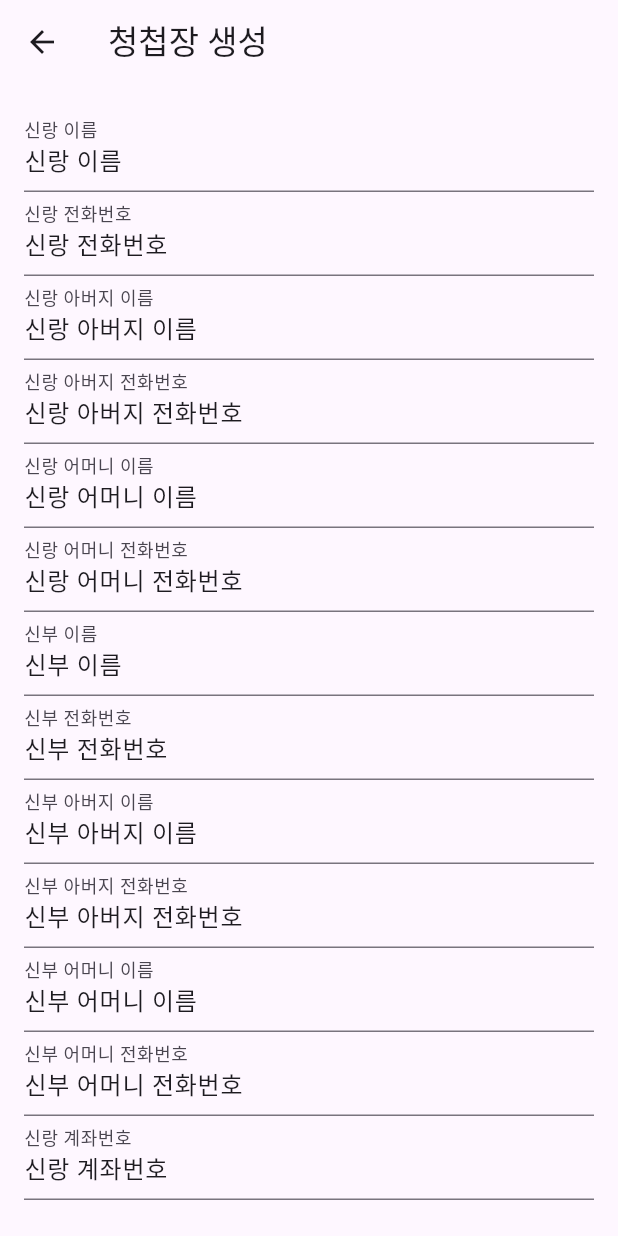
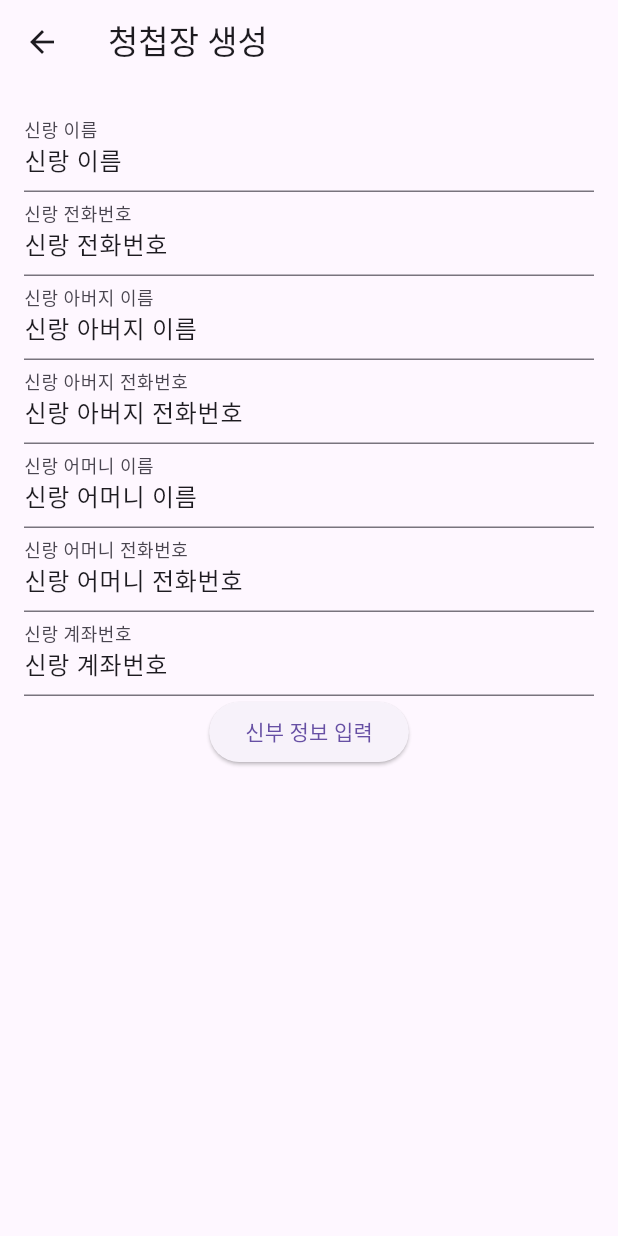
Before and after one commit to sysmae/invitationgen, a Flutter app: the Form1Page screen opened directly, on a phone screen of 412 x 824 dp. Run offline on Flutter 3.47's test engine with Material 3 defaults, Android fonts, the phone set to English and light mode, and no system bars; our stand-ins replace cloud_firestore, firebase_auth, firebase_core, go_router, google_sign_in; missing offline and left inert: kakao_flutter_sdk_common, kpostal; accounts and stored records are empty.

Commit message:
정보 입력 화면 수정

```diff
--- a/lib/form1.dart
+++ b/lib/form1.dart
@@ -15,10 +15,15 @@ class Form1Page extends StatefulWidget {
 }
 
 class _Form1PageState extends State<Form1Page> {
-  final _formKey = GlobalKey<FormState>();
   final FirebaseService _firebaseService = FirebaseService();
   final FirebaseAuth _auth = FirebaseAuth.instance;
 
+  final PageController _pageController = PageController();//page controller and current page valuable
+  int _currentPage = 0;
+
+  final _groomFormKey = GlobalKey<FormState>();
+  final _brideFormKey = GlobalKey<FormState>();
+  final _weddingFormKey = GlobalKey<FormState>();
   // Text field controllers
   final TextEditingController _groomNameController = TextEditingController();
   final TextEditingController _groomPhoneController = TextEditingController();
@@ -151,8 +156,8 @@ class _Form1PageState extends State<Form1Page> {
   }
 
   Future<void> _saveOrUpdateInvitation() async {
-    if (_formKey.currentState!.validate()) {
-      _formKey.currentState!.save();
+    if (_weddingFormKey.currentState!.validate()) {
+      _weddingFormKey.currentState!.save();
       try {
         DateTime weddingDateTime = DateTime(
           _weddingDate.year,
@@ -193,6 +198,30 @@ class _Form1PageState extends State<Form1Page> {
     }
   }
 
+
+
+  void _nextPage(){     //다음 페이지로. 마지막 페이지면 작동 하지 않음
+    if (_currentPage < 2) {
+      setState(() {
+        _currentPage++;
+      });
+      _pageController.nextPage(
+          duration: const Duration(milliseconds: 300), curve: Curves.easeIn);
+    } else {
+      _saveOrUpdateInvitation();
+    }
+  }
+
+  void _prevPage() {  //이전 페이지로. 첫 페이지면 작동하지 않음
+    if (_currentPage > 0) {
+      setState(() {
+        _currentPage--;
+      });
+      _pageController.previousPage(
+          duration: const Duration(milliseconds: 300), curve: Curves.easeOut);
+    }
+  }
+
   @override
   void dispose() {
     _groomNameController.dispose();
@@ -209,6 +238,7 @@ class _Form1PageState extends State<Form1Page> {
     _brideMotherPhoneController.dispose();
     _groomAccountController.dispose();
     _brideAccountController.dispose();
+    _pageController.dispose();
     super.dispose();
   }
 
@@ -217,11 +247,15 @@ class _Form1PageState extends State<Form1Page> {
     return Scaffold(
       appBar: AppBar(
           title: Text(widget.invitationId == null ? '청첩장 생성' : '청첩장 수정')),
-      body: Padding(
+      body: PageView(
+        controller: _pageController,
+        physics: const NeverScrollableScrollPhysics(),
+        children: [
+          Form(
+            key:_groomFormKey,
+            child: Padding(
               padding: const EdgeInsets.all(16.0),
-        child: Form(
-          key: _formKey,
-          child: ListView(
+              child: Column(
                 children: [
                   TextFormField(
                     controller: _groomNameController,
@@ -254,6 +288,27 @@ class _Form1PageState extends State<Form1Page> {
                     validator: (value) => value!.isEmpty ? '전화번호를 입력하세요.' : null,
                   ),
                   TextFormField(
+                    controller: _groomAccountController,
+                    decoration: const InputDecoration(labelText: '신랑 계좌번호'),
+                    validator: (value) => value!.isEmpty ? '계좌번호를 입력하세요.' : null,
+                  ),
+                  ElevatedButton(
+                      onPressed: (){
+                        _nextPage();
+                      },
+                      child: Text('신부 정보 입력')
+                  )
+                ],
+              )
+            ),
+          ),
+          Form(
+            key: _brideFormKey,
+            child: Padding(
+              padding: const EdgeInsets.all(16.0),
+              child: Column(
+                children: [
+                  TextFormField(
                     controller: _brideNameController,
                     decoration: const InputDecoration(labelText: '신부 이름'),
                     validator: (value) => value!.isEmpty ? '이름을 입력하세요.' : null,
@@ -284,54 +339,63 @@ class _Form1PageState extends State<Form1Page> {
                     validator: (value) => value!.isEmpty ? '전화번호를 입력하세요.' : null,
                   ),
                   TextFormField(
-                controller: _groomAccountController,
-                decoration: const InputDecoration(labelText: '신랑 계좌번호'),
-                validator: (value) => value!.isEmpty ? '계좌번호를 입력하세요.' : null,
-              ),
-              TextFormField(
                     controller: _brideAccountController,
                     decoration: const InputDecoration(labelText: '신부 계좌번호'),
                     validator: (value) => value!.isEmpty ? '계좌번호를 입력하세요.' : null,
                   ),
-              const SizedBox(height: 20),
+                  Row(
+                    children: [
+                      ElevatedButton(
+                          onPressed: (){_prevPage();},
+                          child: Text('신랑 정보 입력')
+                      ),
+                      ElevatedButton(
+                          onPressed: (){_nextPage();},
+                          child: Text('날짜 및 장소 입력')
+                      ),
+                    ],
+                  )
+                ],
+              ),
+            )
+          ),
+          Form(
+            key: _weddingFormKey,
+            child: Padding(
+              padding: EdgeInsets.all(16.0),
+              child: Column(
+                children: [
                   Row(
                     mainAxisAlignment: MainAxisAlignment.spaceBetween,
                     children: [
-                  Text(
-                      '결혼 날짜: ${DateFormat('yyyy-MM-dd').format(_weddingDate)}'),
-                  ElevatedButton(
-                    onPressed: _selectWeddingDate,
-                    child: const Text('날짜 선택'),
-                  ),
+                      Text('Wedding Date: ${DateFormat('yyyy-MM-dd').format(_weddingDate)}'),
+                      ElevatedButton(onPressed: _selectWeddingDate, child: const Text('Pick Date')),
                     ],
                   ),
                   Row(
                     mainAxisAlignment: MainAxisAlignment.spaceBetween,
                     children: [
-                  Text('결혼 시간: ${_weddingTime.format(context)}'),
+                      Text('Wedding Time: ${_weddingTime.format(context)}'),
+                      ElevatedButton(onPressed: _selectWeddingTime, child: const Text('Pick Time')),
+                    ],
+                  ),
+                  Row(
+                    children: [
                       ElevatedButton(
-                    onPressed: _selectWeddingTime,
-                    child: const Text('시간 선택'),
+                          onPressed: _prevPage,
+                          child: const Text('신부 정보 입력')),
+                      ElevatedButton(
+                          onPressed: _saveOrUpdateInvitation,
+                          child: const Text('다음 단계로')
                       ),
                     ],
                   ),
-              const SizedBox(height: 20),
-              Row(
-                children: [
-                  ElevatedButton(
-                    onPressed: () => context.go('/form0/${widget.invitationId}'),
-                    child: const Text('이전'),
+                ]
               ),
-                  ElevatedButton(
-                    onPressed: _saveOrUpdateInvitation,
-                    child: const Text('다음'),
             ),
+          )
         ],
       )
-            ],
-          ),
-        ),
-      ),
     );
   }
 }
```
Lines whose indentation alone changed are shown as unchanged.
